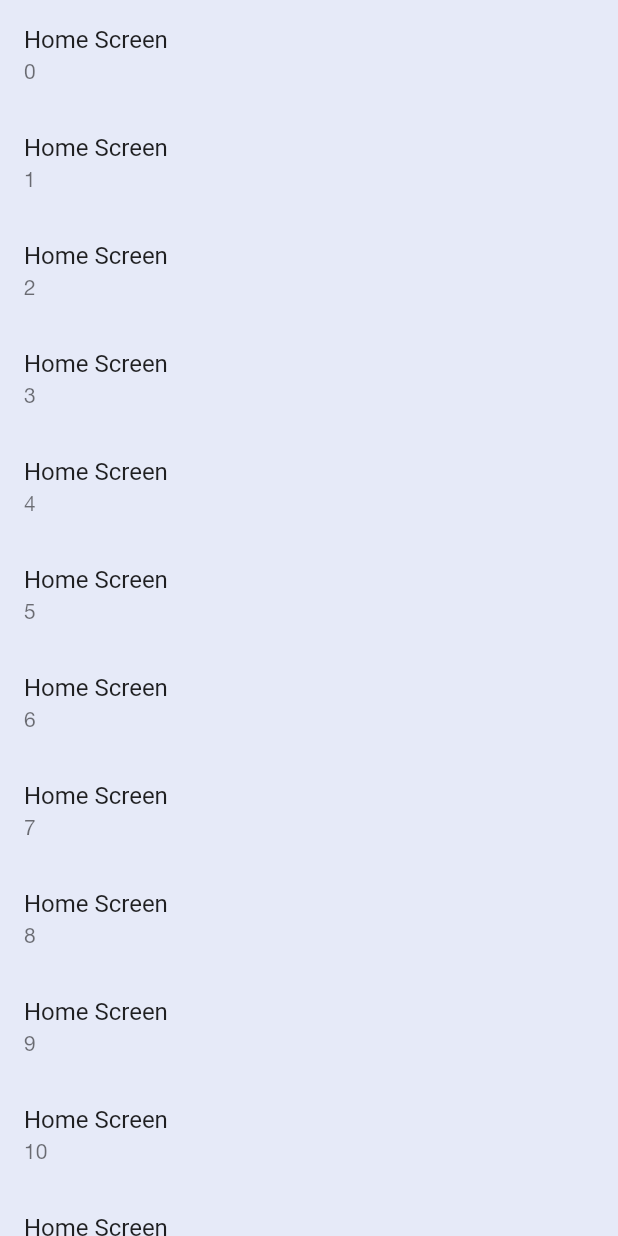
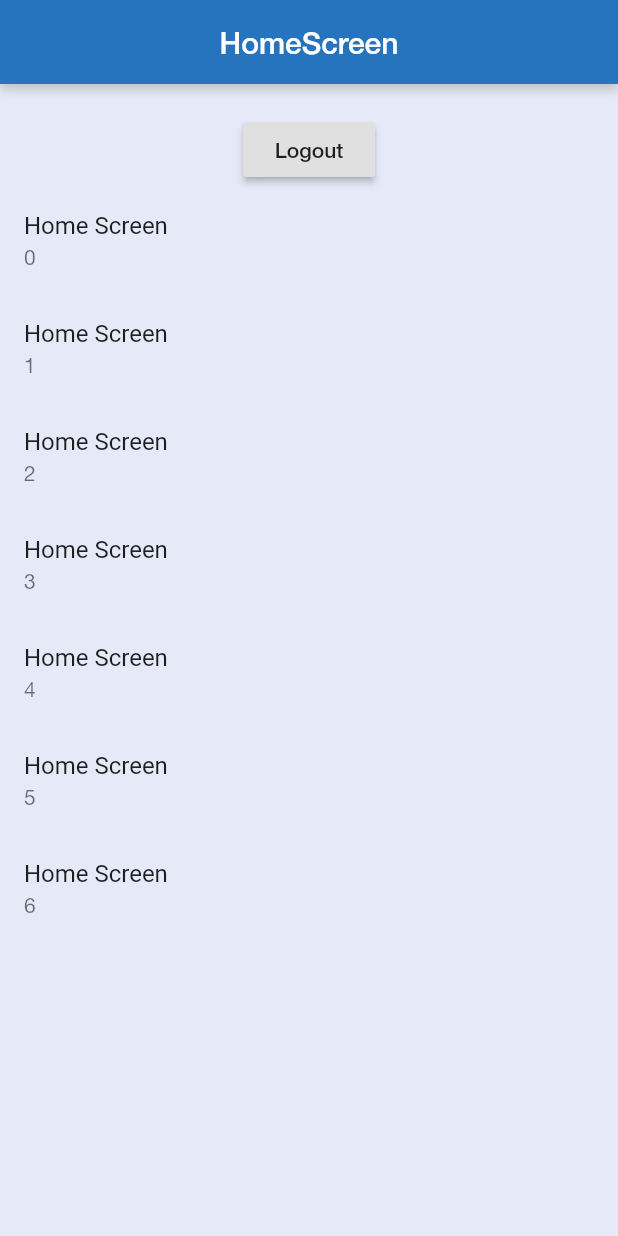
Before and after one commit to khoantt91/sam-app, a Flutter app: the HomeTabScreen screen opened directly, on a phone screen of 412 x 824 dp. Run offline on Flutter 3.47's test engine with Material 2 defaults, Android fonts, the light colour scheme and no system bars; our stand-ins replace dio, equatable, flutter_bloc, flutter_secure_storage, fluttertoast, logger and 1 more; accounts and stored records are empty; generated files the repository leaves out were written again.

Commit message:
handle store token in secure storage

```diff
--- a/lib/repository/local/secure_storage/secure_storage_constant.dart
+++ b/lib/repository/local/secure_storage/secure_storage_constant.dart
@@ -1,3 +1,4 @@
 class SecureStorageConstant {
   static String ACCESS_TOKEN = 'AccessToken';
+  static String FIREBASE_TOKEN = "FirebaseToken";
 }
--- a/lib/repository/network/network_api.dart
+++ b/lib/repository/network/network_api.dart
@@ -47,6 +47,10 @@ class NetworkAPI implements NetworkImp {
       _authenticateAPI.login(userName, password, fbToken, os);
 
   @override
+  Future<NetworkResult<Map<String, dynamic>, NetworkError>> logout(String token, String fbToken, String os) =>
+      _authenticateAPI.logout(os, fbToken, token);
+
+  @override
   Future<NetworkResult<NetworkResultPaging<Deal>, NetworkError>> getDeals(String token) => _dealApi.getDeals(token);
 }
 
@@ -54,9 +58,11 @@ abstract class NetworkImp {
   //region Authenticate
   Future<NetworkResult<User, NetworkError>> login(String userName, String password, String fbToken, String os);
 
+  Future<NetworkResult<Map<String, dynamic>, NetworkError>> logout(String token, String fbToken, String os);
+
   //endregion
 
   //region Deal
   Future<NetworkResult<NetworkResultPaging<Deal>, NetworkError>> getDeals(String token);
-  //endregion
+//endregion
 }
--- a/lib/ui/main/home_tab_screen.dart
+++ b/lib/ui/main/home_tab_screen.dart
@@ -1,4 +1,10 @@
 import 'package:flutter/material.dart';
+import 'package:flutter_bloc/flutter_bloc.dart';
+import 'package:fluttertoast/fluttertoast.dart';
+import 'package:samapp/repository/repository.dart';
+import 'package:samapp/ui/onboarding/splash_screen.dart';
+import 'package:samapp/ui/widget/common_app_bar.dart';
+import 'package:samapp/utils/constant/dimen.dart';
 
 class HomeTabScreen extends StatefulWidget {
   const HomeTabScreen({Key key}) : super(key: key);
@@ -15,11 +21,45 @@ class _HomeTabScreen extends State<HomeTabScreen> {
     super.initState();
   }
 
+  void _logout(BuildContext context) async {
+    final repository = RepositoryProvider.of<RepositoryImp>(context);
+    final logoutResult = await repository.logout('Android');
+    if (logoutResult.success != null) {
+      Fluttertoast.showToast(
+        msg: 'Logout successuflly',
+        toastLength: Toast.LENGTH_SHORT,
+        gravity: ToastGravity.BOTTOM,
+      );
+      Navigator.of(context).pushReplacementNamed(SplashScreenWidget.routerName);
+    } else {
+      Fluttertoast.showToast(
+        msg: 'Logout error = ${logoutResult.error.message}',
+        toastLength: Toast.LENGTH_SHORT,
+        gravity: ToastGravity.BOTTOM,
+      );
+    }
+  }
+
   @override
   Widget build(BuildContext context) {
     return Scaffold(
       backgroundColor: Theme.of(context).backgroundColor,
-      body: ListView.builder(
+      appBar: CommonAppBar(
+        'HomeScreen',
+        statusBarHeight: MediaQuery.of(context).padding.top,
+      ),
+      body: Column(
+        children: [
+          const SizedBox(
+            height: Dimen.spacingNormal,
+          ),
+          RaisedButton(
+            child: Text('Logout'),
+            onPressed: () => {_logout(context)},
+          ),
+          Container(
+            height: 500,
+            child: ListView.builder(
                 itemCount: 20,
                 itemBuilder: (context, index) {
                   return ListTile(
@@ -27,6 +67,9 @@ class _HomeTabScreen extends State<HomeTabScreen> {
                     subtitle: Text('$index'),
                   );
                 }),
+          ),
+        ],
+      ),
     );
   }
 }
```
Also changed, not shown: lib/repository/network/api/authenticate_api.dart (+13 -3 lines), lib/repository/network/api/base_api.dart (+15 -2 lines), lib/repository/repository.dart (+31 -2 lines), lib/ui/onboarding/splash_screen.dart (+24 -2 lines), 1 other file. Lines whose indentation alone changed are shown as unchanged.
